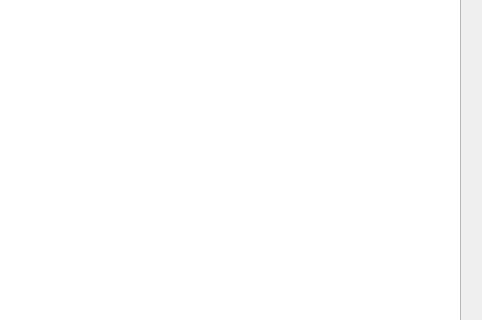
Above: app/ui/update_monument_window.ui from reisenbest/PPK_ARCHEOMAP before the change; both pictures show x 600 to 1082 and y 125 to 445 of the 1082 by 848 pixel window. Below: the same form after it.
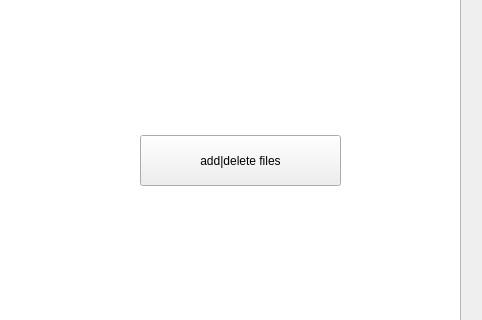
That is the form after the change.

Commit message: feature for add and del files in update monuments

The edit to the form file:
```diff
--- a/app/ui/update_monument_window.ui
+++ b/app/ui/update_monument_window.ui
@@ -199,6 +199,19 @@
     <string>COORDINATE NOTE</string>
    </property>
   </widget>
+  <widget class="QPushButton" name="addDelFilesBtn">
+   <property name="geometry">
+    <rect>
+     <x>740</x>
+     <y>260</y>
+     <width>201</width>
+     <height>51</height>
+    </rect>
+   </property>
+   <property name="text">
+    <string>add|delete files</string>
+   </property>
+  </widget>
  </widget>
  <resources/>
  <connections/>
```
The commit also changes 15 other files.
